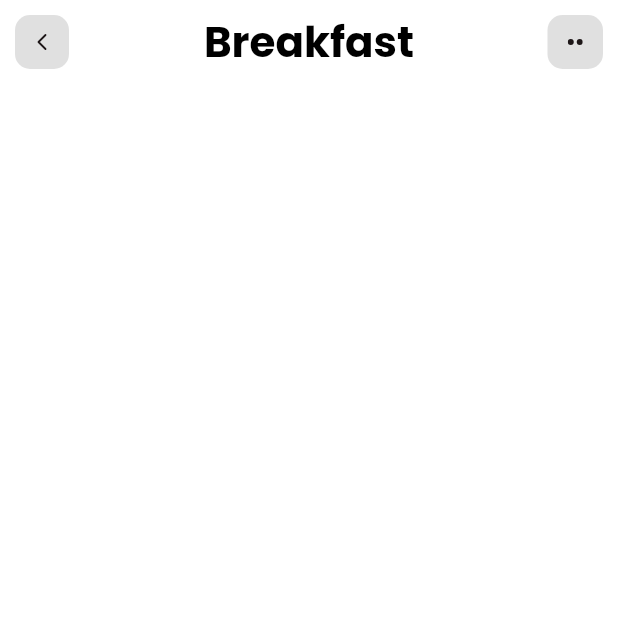
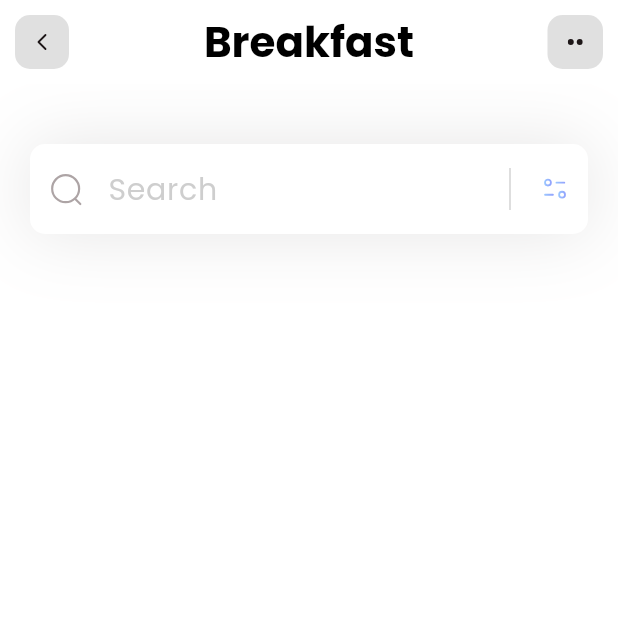
Before and after one commit to ayomidejoshua72/Meal-Planner, a Flutter app: the screen it shows after launch, on a phone screen of 412 x 824 dp, the top half of it. Run offline on Flutter 3.47's test engine with Material 3 defaults, Android fonts, the phone set to English and light mode, and no system bars; our stand-ins replace flutter_svg.

Commit message:
add search section

```diff
--- a/lib/pages/home_page.dart
+++ b/lib/pages/home_page.dart
@@ -13,10 +13,69 @@ class HomePage extends StatelessWidget {
       backgroundColor: Colors.white,
       body: Column(
         children: [
-
+          _searchBar(),
         ],
       ),
     );
+  }
+
+  Container _searchBar() {
+    return Container(
+          margin: EdgeInsets.only(
+            top: 40,
+            right: 20,
+            left: 20,
+          ),
+          decoration: BoxDecoration(
+            boxShadow: [
+              BoxShadow(
+                color: Color.fromARGB(62, 153, 150, 150),
+                blurRadius: 40,
+                spreadRadius: 0.0,
+              ),
+            ],
+          ),
+          child: TextField(
+            decoration: InputDecoration(
+              filled: true,
+              fillColor: Colors.white,
+              contentPadding: EdgeInsets.all(15),
+              border: OutlineInputBorder(
+                borderSide: BorderSide.none,
+                borderRadius: BorderRadius.circular(10),
+              ),
+              prefixIcon: Padding(
+                padding: const EdgeInsets.all(12),
+                child: SvgPicture.asset("assets/icons/Search.svg"),
+              ),
+              hintText: "Search",
+              hintStyle: TextStyle(
+                color: const Color.fromARGB(129, 158, 158, 158),
+                fontSize: 20,
+              ),
+              suffixIcon: SizedBox(
+                width: 150,
+                child: IntrinsicHeight(
+                  child: Row(
+                    mainAxisAlignment: MainAxisAlignment.end,
+                    children: [
+                      VerticalDivider(
+                        thickness: 0.2,
+                        indent: 10,
+                        endIndent: 10,
+                        color: Color.fromARGB(255, 32, 32, 32),
+                      ),
+                      Padding(
+                        padding: const EdgeInsets.all(12),
+                        child: SvgPicture.asset("assets/icons/Filter.svg"),
+                      ),
+                    ],
+                  ),
+                ),
+              ),
+            ),
+          ),
+        );
   }
 
   AppBar appBar() {
@@ -56,8 +115,8 @@ class HomePage extends StatelessWidget {
 
   BoxDecoration appBarButtonDec() {
     return BoxDecoration(
-            color: const Color.fromARGB(255, 224, 224, 224),
-            borderRadius: BorderRadius.circular(10),
-          );
+      color: const Color.fromARGB(255, 224, 224, 224),
+      borderRadius: BorderRadius.circular(10),
+    );
   }
 }
```
